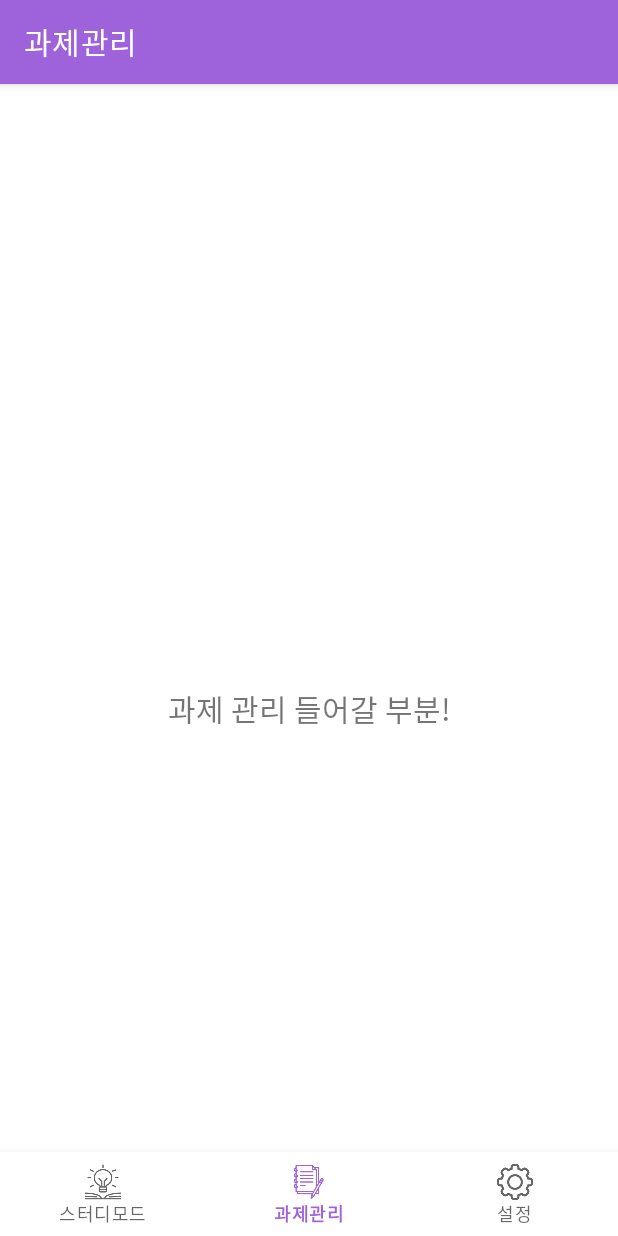
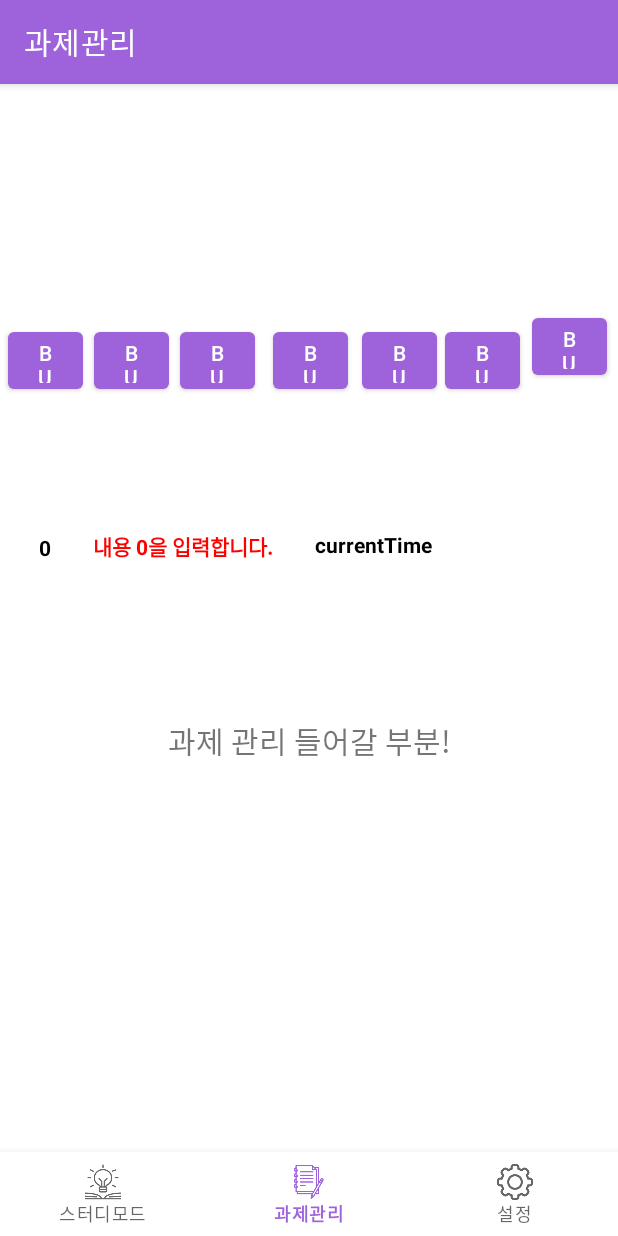
Before and after one commit to junhoflow/Studyapp-Sweenov, an Android app: the screen it shows after launch (MainActivity), on a phone screen of 412 x 824 dp. Run offline under Robolectric (Android 15) with nearby library versions, the phone set to English and light mode, and no system bars; our stand-ins replace navigation-ui.

Commit message:
-210111과제 목록

```diff
--- a/app/src/main/java/com/example/sweenov/MainActivity.kt
+++ b/app/src/main/java/com/example/sweenov/MainActivity.kt
@@ -7,6 +7,10 @@ import androidx.navigation.findNavController
 import androidx.navigation.ui.AppBarConfiguration
 import androidx.navigation.ui.setupActionBarWithNavController
 import androidx.navigation.ui.setupWithNavController
+import androidx.recyclerview.widget.LinearLayoutManager
+import com.example.sweenov.ui.dashboard.ProfileAdapter
+import com.example.sweenov.ui.dashboard.Profiles
+import kotlinx.android.synthetic.main.fragment_dashboard.*
 
 
 class MainActivity : AppCompatActivity() {
@@ -26,5 +30,7 @@ class MainActivity : AppCompatActivity() {
         navView.setupWithNavController(navController)
 
 
+
+
     }
 }
--- a/app/src/main/java/com/example/sweenov/ui/dashboard/DashboardFragment.kt
+++ b/app/src/main/java/com/example/sweenov/ui/dashboard/DashboardFragment.kt
@@ -8,24 +8,39 @@ import android.widget.TextView
 import androidx.fragment.app.Fragment
 import androidx.lifecycle.Observer
 import androidx.lifecycle.ViewModelProvider
+import androidx.recyclerview.widget.LinearLayoutManager
+import com.example.sweenov.MainActivity
 import com.example.sweenov.R
+import kotlinx.android.synthetic.main.fragment_dashboard.*
+import kotlinx.android.synthetic.main.fragment_dashboard.view.*
 
 class DashboardFragment : Fragment() {
 
     private lateinit var dashboardViewModel: DashboardViewModel
 
-    override fun onCreateView(
-            inflater: LayoutInflater,
-            container: ViewGroup?,
-            savedInstanceState: Bundle?
-    ): View? {
-        dashboardViewModel =
-                ViewModelProvider(this).get(DashboardViewModel::class.java)
+    override fun onCreateView(inflater: LayoutInflater, container: ViewGroup?, savedInstanceState: Bundle?): View? {
+
         val root = inflater.inflate(R.layout.fragment_dashboard, container, false)
-        val textView: TextView = root.findViewById(R.id.text_dashboard)
+        dashboardViewModel = ViewModelProvider(this).get(DashboardViewModel::class.java)
+
+
+       val textView: TextView = root.findViewById(R.id.text_dashboard)
         dashboardViewModel.text.observe(viewLifecycleOwner, Observer {
             textView.text = it
         })
+        val adapter = ProfileAdapter(loadData())
+       root.rv_profile.adapter = adapter
+        root.rv_profile.layoutManager= LinearLayoutManager(context)
+
         return root
     }
+
+    fun loadData() : List<Profiles>{
+        val list = mutableListOf<Profiles>()
+        for(i in 0..100){
+            val profiles = Profiles(i, "내용 ${i}을 입력합니다.", "currentTime")
+            list.add(profiles)
+        }
+        return list
+    }
 }
--- a/app/src/main/java/com/example/sweenov/ui/dashboard/ProfileAdapter.kt
+++ b/app/src/main/java/com/example/sweenov/ui/dashboard/ProfileAdapter.kt
@@ -7,39 +7,31 @@ import android.widget.TextView
 import android.widget.Toast
 import androidx.recyclerview.widget.RecyclerView
 import com.example.sweenov.R
+import kotlinx.android.synthetic.main.list_item.view.*
+import java.text.FieldPosition
 
-class ProfileAdapter(val profileList: ArrayList<Profiles>): RecyclerView.Adapter<ProfileAdapter.CustomViewHolder>(){
 
-    override fun onCreateViewHolder(parent: ViewGroup, viewType: Int): ProfileAdapter.CustomViewHolder {
-        val view = LayoutInflater.from(parent.context).inflate(R.layout.list_item, parent, false)
-        return CustomViewHolder(view).apply {
+class ProfileAdapter(val list:List<Profiles>): RecyclerView.Adapter<Holder>(){
+    override fun onCreateViewHolder(parent: ViewGroup, viewType: Int): Holder {
+        val view = LayoutInflater.from(parent.context).inflate(R.layout.list_item,parent,false)
+        return Holder(view)
 
-            itemView.setOnClickListener {
-
-                val curPos : Int = adapterPosition
-                val profile : Profiles =  profileList.get(curPos)
-                Toast.makeText(parent.context,  "나이 : ${profile.age}\n 직업 : ${profile.job}", Toast.LENGTH_SHORT).show()
-
-            }
-
-        }
     }
 
     override fun getItemCount(): Int {
-        return profileList.size
+        return list.size
     }
 
-    override fun onBindViewHolder(holder: ProfileAdapter.CustomViewHolder, position: Int) {
-        //holder.gender.setImageResource(profileList.get(position).gender)
-        holder.name.text = profileList.get(position).name
-        holder.age.text = profileList.get(position).age.toString()
-        holder.job.text = profileList.get(position).job
-    }
-
-    class CustomViewHolder(itemView: View) : RecyclerView.ViewHolder(itemView) {
-        //val gender = itemView.findViewById<ImageView>(R.id.iv_profile) // 성별
-        val name = itemView.findViewById<TextView>(R.id.tv_name)       // 이름
-        val age = itemView.findViewById<TextView>(R.id.age)       // 이름
-        val job = itemView.findViewById<TextView>(R.id.tv_job)       // 이름
+    override fun onBindViewHolder(holder: Holder, position: Int) {
+        val profiles = list[position]
+        holder.setItem(profiles)
     }
 }
+
+class Holder(itemView: View) : RecyclerView.ViewHolder(itemView){
+    fun setItem(profiles: Profiles){
+        itemView.tv_name.text = "${profiles.name}"
+        itemView.tv_job.text = profiles.job
+        itemView.age.text = profiles.age
+    }
+}
--- a/app/src/main/java/com/example/sweenov/ui/dashboard/Profiles.kt
+++ b/app/src/main/java/com/example/sweenov/ui/dashboard/Profiles.kt
@@ -1,3 +1,3 @@
 package com.example.sweenov.ui.dashboard
 
-class Profiles( val name: String, val age: String, val job: String)
+class Profiles( var name: Int, var age: String, var job: String)
--- a/app/src/main/res/layout/activity_main.xml
+++ b/app/src/main/res/layout/activity_main.xml
@@ -25,11 +25,14 @@
         android:name="androidx.navigation.fragment.NavHostFragment"
         android:layout_width="match_parent"
         android:layout_height="match_parent"
+        android:layout_marginBottom="60dp"
         app:defaultNavHost="true"
-        app:layout_constraintBottom_toTopOf="@id/nav_view"
+        app:layout_constraintBottom_toTopOf="@+id/nav_view"
+        app:layout_constraintHorizontal_bias="1.0"
         app:layout_constraintLeft_toLeftOf="parent"
         app:layout_constraintRight_toRightOf="parent"
         app:layout_constraintTop_toTopOf="parent"
+        app:layout_constraintVertical_bias="0.0"
         app:navGraph="@navigation/mobile_navigation" />
 
 </androidx.constraintlayout.widget.ConstraintLayout>
--- a/app/src/main/res/layout/fragment_dashboard.xml
+++ b/app/src/main/res/layout/fragment_dashboard.xml
@@ -6,18 +6,121 @@
     android:layout_height="match_parent"
     tools:context=".ui.dashboard.DashboardFragment">
 
+    <Button
+        android:id="@+id/sun"
+        android:layout_width="50dp"
+        android:layout_height="50dp"
+        android:layout_marginStart="8dp"
+        android:layout_marginLeft="8dp"
+        android:layout_marginTop="103dp"
+        android:layout_marginBottom="9dp"
+        android:text="Button"
+        app:layout_constraintBottom_toTopOf="@+id/rv_profile"
+        app:layout_constraintStart_toEndOf="@+id/sat"
+        app:layout_constraintTop_toTopOf="parent" />
+
+    <Button
+        android:id="@+id/sat"
+        android:layout_width="50dp"
+        android:layout_height="50dp"
+        android:layout_marginStart="5dp"
+        android:layout_marginLeft="5dp"
+        android:layout_marginTop="103dp"
+        android:layout_marginBottom="9dp"
+        android:text="Button"
+        app:layout_constraintBottom_toTopOf="@+id/rv_profile"
+        app:layout_constraintStart_toEndOf="@+id/fri"
+        app:layout_constraintTop_toTopOf="parent" />
+
+    <Button
+        android:id="@+id/fri"
+        android:layout_width="50dp"
+        android:layout_height="50dp"
+        android:layout_marginStart="9dp"
+        android:layout_marginLeft="9dp"
+        android:layout_marginTop="103dp"
+        android:layout_marginBottom="9dp"
+        android:text="Button"
+        app:layout_constraintBottom_toTopOf="@+id/rv_profile"
+        app:layout_constraintStart_toEndOf="@+id/thu"
+        app:layout_constraintTop_toTopOf="parent" />
+
+    <Button
+        android:id="@+id/thu"
+        android:layout_width="50dp"
+        android:layout_height="50dp"
+        android:layout_marginStart="12dp"
+        android:layout_marginLeft="12dp"
+        android:layout_marginTop="103dp"
+        android:layout_marginBottom="9dp"
+        android:text="Button"
+        app:layout_constraintBottom_toTopOf="@+id/rv_profile"
+        app:layout_constraintStart_toEndOf="@+id/wed"
+        app:layout_constraintTop_toTopOf="parent" />
+
+    <Button
+        android:id="@+id/wed"
+        android:layout_width="50dp"
+        android:layout_height="50dp"
+        android:layout_marginStart="7dp"
+        android:layout_marginLeft="7dp"
+        android:layout_marginTop="103dp"
+        android:layout_marginBottom="9dp"
+        android:text="Button"
+        app:layout_constraintBottom_toTopOf="@+id/rv_profile"
+        app:layout_constraintStart_toEndOf="@+id/tue"
+        app:layout_constraintTop_toTopOf="parent" />
+
+    <Button
+        android:id="@+id/tue"
+        android:layout_width="50dp"
+        android:layout_height="50dp"
+        android:layout_marginStart="7dp"
+        android:layout_marginLeft="7dp"
+        android:layout_marginTop="103dp"
+        android:layout_marginBottom="9dp"
+        android:text="Button"
+        app:layout_constraintBottom_toTopOf="@+id/rv_profile"
+        app:layout_constraintStart_toEndOf="@+id/mon"
+        app:layout_constraintTop_toTopOf="parent" />
+
     <TextView
         android:id="@+id/text_dashboard"
         android:layout_width="match_parent"
         android:layout_height="wrap_content"
-        android:layout_marginStart="8dp"
-        android:layout_marginTop="8dp"
-        android:layout_marginEnd="8dp"
+        android:layout_marginTop="10dp"
+        android:layout_marginBottom="343dp"
+        android:gravity="center_horizontal"
         android:textAlignment="center"
         android:textSize="20sp"
         app:layout_constraintBottom_toBottomOf="parent"
+        app:layout_constraintTop_toBottomOf="@+id/rv_profile"
+        tools:layout_editor_absoluteX="8dp" />
+
+    <Button
+        android:id="@+id/mon"
+        android:layout_width="50dp"
+        android:layout_height="50dp"
+        android:layout_marginStart="5dp"
+        android:layout_marginLeft="5dp"
+        android:layout_marginTop="103dp"
+        android:layout_marginBottom="9dp"
+        android:text="Button"
+        app:layout_constraintBottom_toTopOf="@+id/rv_profile"
+        app:layout_constraintStart_toStartOf="parent"
+        app:layout_constraintTop_toTopOf="parent" />
+
+    <androidx.recyclerview.widget.RecyclerView
+        android:id="@+id/rv_profile"
+        android:layout_width="match_parent"
+        android:layout_height="180dp"
+        android:layout_marginTop="9dp"
+        android:layout_marginBottom="14dp"
+        app:layout_constraintBottom_toTopOf="@+id/text_dashboard"
         app:layout_constraintEnd_toEndOf="parent"
+        app:layout_constraintHorizontal_bias="0.0"
         app:layout_constraintStart_toStartOf="parent"
-        app:layout_constraintTop_toTopOf="parent"
-        android:gravity="center_horizontal" />
+        app:layout_constraintTop_toBottomOf="@+id/sun"
+        app:layout_constraintVertical_bias="0.0" />
+
 </androidx.constraintlayout.widget.ConstraintLayout>
```
Also changed, not shown: app/build.gradle (+7 -0 lines), app/src/main/java/com/example/sweenov/Assignment_Add.kt (deleted, +0 -61 lines), app/src/main/res/layout/activity_assignment__add.xml (deleted, +0 -79 lines).
